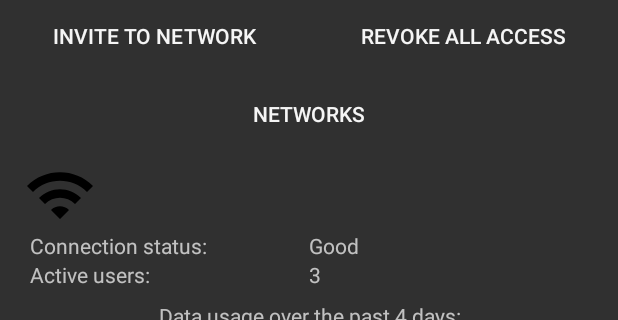
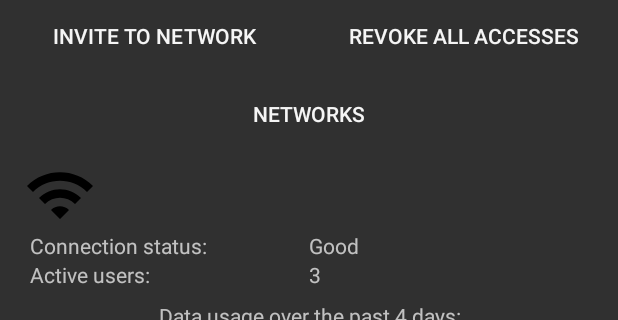
Before and after one commit to Pratted/wifi_project, an Android app: the ContactActivity screen opened directly, with no data from a screen before it, on a phone screen of 412 x 824 dp, the part 84-404 px from its top. Run offline under Robolectric (Android 15) with nearby library versions, the phone set to English and light mode, and no system bars; libraries missing offline, so code that uses them is left out: com.afollestad.materialdialogs, com.jjoe64.graphview, net.cachapa.expandablelayout; plain views replace ExpandableLayout, GraphView; network calls fail; 18 statements that could not run were skipped.

Commit message:
ContactActvity update in progress

```diff
--- a/client/app/src/main/java/com/example/eric/wishare/ContactActivity.java
+++ b/client/app/src/main/java/com/example/eric/wishare/ContactActivity.java
@@ -1,8 +1,13 @@
 package com.example.eric.wishare;
 
+import android.content.BroadcastReceiver;
+import android.content.Context;
+import android.content.Intent;
+import android.content.IntentFilter;
 import android.net.wifi.WifiConfiguration;
 import android.os.Build;
 import android.support.annotation.NonNull;
+import android.support.v4.content.LocalBroadcastManager;
 import android.support.v7.app.AppCompatActivity;
 import android.os.Bundle;
 import android.view.MenuItem;
@@ -10,6 +15,7 @@ import android.view.View;
 import android.widget.Button;
 import android.widget.LinearLayout;
 import android.widget.ScrollView;
+import android.widget.Toast;
 
 import com.afollestad.materialdialogs.DialogAction;
 import com.afollestad.materialdialogs.MaterialDialog;
@@ -19,12 +25,8 @@ import com.example.eric.wishare.model.WiConfiguration;
 import com.example.eric.wishare.model.WiContact;
 import com.example.eric.wishare.model.messaging.WiRevokeAccessDataMessage;
 import com.example.eric.wishare.view.WiContactSharedNetworkListView;
-import com.example.eric.wishare.view.WiInvitableContactsView;
-import com.example.eric.wishare.view.WiPermittedContactsView;
 
 import java.util.ArrayList;
-import java.util.List;
-import java.util.function.Predicate;
 
 public class ContactActivity extends AppCompatActivity {
     private ScrollView mNetworkScrollView;
@@ -32,7 +34,6 @@ public class ContactActivity extends AppCompatActivity {
 
     private WiContact mContact;
 
-    private Button btnRevokeAllAccess;
     private Button btnInviteContactToNetwork;
     private Button btnRevokeSelectiveAccess;
     private Button btnHideCheckBoxes;
@@ -50,6 +51,9 @@ public class ContactActivity extends AppCompatActivity {
         super.onCreate(savedInstanceState);
         setContentView(R.layout.activity_contact);
 
+        LocalBroadcastManager.getInstance(this).registerReceiver(
+                mConfigReceiver, new IntentFilter(WiUtils.ACTIVITY_CONTACT));
+
         mContact = getIntent().getExtras().getParcelable("contact");
 
         try {
@@ -64,11 +68,6 @@ public class ContactActivity extends AppCompatActivity {
             System.out.println("SET TITLE NULL POINTER IN CONTACT ACTIVITY");
         }
 
-//        ((TextView) findViewById(R.id.tv_contact_number)).setText(contact.getPhone());
-//        ((TextView) findViewById(R.id.tv_permitted_networks)).setText("Networks " + contact.getName() + " has access to:");
-
-//        mNetworkManager = WiNetworkManager.getInstance();
-
         mContactSharedNetworkList = findViewById(R.id.contactNetworkList);
         mHiddenLayout = findViewById(R.id.ll_hidden_btn_layout);
 
@@ -81,13 +80,23 @@ public class ContactActivity extends AppCompatActivity {
             mContactSharedNetworkList.addSharedNetwork(config);
         }
 
-        btnRevokeAllAccess = findViewById(R.id.btn_revoke_all_access);
         btnInviteContactToNetwork = findViewById(R.id.btn_invite_contact_to_network);
 
-        btnRevokeAllAccess.setOnClickListener(revokeAllAccess());
+        findViewById(R.id.btn_revoke_all_access).setOnClickListener(revokeAllAccess());
+//        findViewById(R.id.contactNetworkList).setOnClickListener(reload());
         mInviteToNetwork = new WiInviteContactToNetworkDialog(this, mContact, btnInviteContactToNetwork);
         mInviteToNetwork.setOnInviteClickListener(onInviteClick());
     }
+
+    private BroadcastReceiver mConfigReceiver = new BroadcastReceiver() {
+        @Override
+        public void onReceive(Context context, Intent intent) {
+            // Get extra data included in the Intent
+            WiConfiguration config = intent.getParcelableExtra("config");
+            //tvStatus.setText(message);
+            reload();
+        }
+    };
 
     private WiInviteContactToNetworkDialog.OnInviteClickListener onInviteClick() {
         return new WiInviteContactToNetworkDialog.OnInviteClickListener() {
@@ -98,6 +107,16 @@ public class ContactActivity extends AppCompatActivity {
             }
         };
     }
+
+    private void reload() {
+        for(WiConfiguration config : mContact.getPermittedNetworks()) {
+            if(!mContactSharedNetworkList.contains(config)) {
+                mContactSharedNetworkList.addSharedNetwork(config);
+            }
+        }
+        Toast.makeText(getApplicationContext(), "Networks refreshed.", Toast.LENGTH_SHORT).show();
+    }
+
     public MaterialDialog.SingleButtonCallback removeAllNetworks(){
         return new MaterialDialog.SingleButtonCallback() {
             @Override
--- a/client/app/src/main/java/com/example/eric/wishare/WiSQLiteDatabase.java
+++ b/client/app/src/main/java/com/example/eric/wishare/WiSQLiteDatabase.java
@@ -31,7 +31,6 @@ public class WiSQLiteDatabase extends SQLiteOpenHelper {
     public static class TABLE_CONTACTS {
         public static final String COL_NAME = "name";
         public static final String COL_PHONE = "phone";
-        public static final String COL_DATE_CREATED = "date_created";
         public static final String TABLE_NAME = "SynchronizedContacts";
     }
 
@@ -260,7 +259,7 @@ public class WiSQLiteDatabase extends SQLiteOpenHelper {
         });
     }
 
-    public synchronized void insertPermittedContact(final WiConfiguration config, final WiContact contact){
+    public synchronized void insertPermittedContact(final WiContact contact, final WiConfiguration config){
         getWritableDatabase(new OnDBReadyListener() {
             @Override
             public void onDBReady(SQLiteDatabase theDB) {
--- a/client/app/src/main/java/com/example/eric/wishare/dialog/WiInviteContactToNetworkDialog.java
+++ b/client/app/src/main/java/com/example/eric/wishare/dialog/WiInviteContactToNetworkDialog.java
@@ -6,6 +6,7 @@ import android.support.annotation.NonNull;
 import android.util.Log;
 import android.view.View;
 import android.widget.Button;
+import android.widget.Toast;
 
 import com.afollestad.materialdialogs.MaterialDialog;
 import com.afollestad.materialdialogs.DialogAction;
@@ -33,7 +34,6 @@ public class WiInviteContactToNetworkDialog extends WiDialog {
     private WiCreateInvitationDialog mCreateInvitationDialog;
     private Context mContext;
 
-
     public interface OnInviteClickListener {
         void onInviteClick(WiConfiguration config);
     }
@@ -41,7 +41,7 @@ public class WiInviteContactToNetworkDialog extends WiDialog {
     public WiInviteContactToNetworkDialog(Context context, WiContact contact, Button btnAddContactToNetwork) {
         super(context);
         mContext = context.getApplicationContext();
-        mContact = contact;
+        mContact = WiContactList.getInstance(context.getApplicationContext()).getContactByPhone(contact.getPhone());
         System.out.println("Contact name: " + mContact.getName());
 
         mNetworkManager = WiNetworkManager.getInstance(context.getApplicationContext());
@@ -125,7 +125,7 @@ public class WiInviteContactToNetworkDialog extends WiDialog {
                 mCreateInvitationDialog.setOnInvitationCreatedListener(new WiCreateInvitationDialog.OnInvitationCreatedListener() {
                     @Override
                     public void onInvitationCreated(WiInvitation invitation) {
-                        for (WiConfiguration config : getSelectedNetworks(indices)) {
+                        for (final WiConfiguration config : getSelectedNetworks(indices)) {
                             Log.d(TAG, "config id: " + config.getSSID());
                             invitation.networkName = config.getSSID();
                             invitation.setWiConfiguration(config);
@@ -144,7 +144,9 @@ public class WiInviteContactToNetworkDialog extends WiDialog {
                                 }
                             };
                             WiDataMessageController.getInstance(context.get().getApplicationContext()).send(msg);
-                            listener.onInviteClick(config);
+                            String toastText = mContact.getName() + " has been invited to " + config.getSSID();
+                            Toast.makeText(context.get(), toastText, Toast.LENGTH_LONG).show();
+//                            listener.onInviteClick(config);
                         }
                     }
                 });
--- a/client/app/src/main/java/com/example/eric/wishare/model/WiContact.java
+++ b/client/app/src/main/java/com/example/eric/wishare/model/WiContact.java
@@ -67,7 +67,7 @@ public class WiContact implements Parcelable{
     }
 
     public List<WiConfiguration> getPermittedNetworks(){
-        return new ArrayList<WiConfiguration>(mPermittedNetworks.values());
+        return new ArrayList<>(mPermittedNetworks.values());
     }
 
     public static final Creator<WiContact> CREATOR = new Creator<WiContact>() {
@@ -143,7 +143,6 @@ public class WiContact implements Parcelable{
         return vals;
     }
 
-
     public void grantAccess(WiConfiguration config) {
         mPermittedNetworks.put(config.SSID, config);
     }
--- a/client/app/src/main/java/com/example/eric/wishare/view/WiContactSharedNetworkListView.java
+++ b/client/app/src/main/java/com/example/eric/wishare/view/WiContactSharedNetworkListView.java
@@ -6,21 +6,20 @@ import android.database.sqlite.SQLiteDatabase;
 import android.support.annotation.NonNull;
 import android.support.annotation.Nullable;
 import android.util.AttributeSet;
+import android.util.Log;
 import android.view.View;
 import android.widget.Button;
 import android.widget.CheckBox;
 import android.widget.CompoundButton;
 import android.widget.LinearLayout;
 import android.widget.TextView;
+import android.widget.Toast;
 
 import com.afollestad.materialdialogs.DialogAction;
 import com.afollestad.materialdialogs.MaterialDialog;
-import com.example.eric.wishare.ContactActivity;
 import com.example.eric.wishare.R;
 import com.example.eric.wishare.WiSQLiteDatabase;
-import com.example.eric.wishare.WiUtils;
 import com.example.eric.wishare.model.WiConfiguration;
-import com.example.eric.wishare.R;
 import com.example.eric.wishare.model.*;
 import com.jjoe64.graphview.GraphView;
 import com.jjoe64.graphview.GridLabelRenderer;
@@ -30,6 +29,7 @@ import com.jjoe64.graphview.series.LineGraphSeries;
 import net.cachapa.expandablelayout.ExpandableLayout;
 
 import java.util.ArrayList;
+import java.util.List;
 
 public class WiContactSharedNetworkListView extends LinearLayout {
 
@@ -38,13 +38,12 @@ public class WiContactSharedNetworkListView extends LinearLayout {
 
     private LinearLayout mSharedNetworkListItems;
 
-    private ArrayList<WiContactSharedNetworkListViewItem> mSharedNetworks;
+    private List<WiContactSharedNetworkListViewItem> mSharedNetworkListItem;
+    private List<WiConfiguration> mSharedNetworks;
 
     public interface OnCheckBoxVisibleListener {
         void onCheckBoxVisible();
     }
-
-//    public interface
 
     private OnCheckBoxVisibleListener listener;
 
@@ -67,10 +66,13 @@ public class WiContactSharedNetworkListView extends LinearLayout {
     public void init() {
         inflate(getContext(), R.layout.layout_contact_shared_network_list, this);
 
+        mSharedNetworkListItem = new ArrayList<>();
         mSharedNetworks = new ArrayList<>();
 
         mSelectAll = findViewById(R.id.cb_select_all_networks);
-        mNetworkLabel = findViewById(R.id.btn_sort_networks);
+        mNetworkLabel = findViewById(R.id.btn_refresh_networks);
+
+//        mNetworkLabel.setOnClickListener(refreshListView());
 
         mSharedNetworkListItems = findViewById(R.id.ll_network_list_items);
 
@@ -78,11 +80,20 @@ public class WiContactSharedNetworkListView extends LinearLayout {
         mSelectAll.setOnCheckedChangeListener(onSelect());
     }
 
+    private OnClickListener refreshListView() {
+        return new OnClickListener() {
+            @Override
+            public void onClick(View v) {
+                Toast.makeText(getContext(), "Networks refreshed.", Toast.LENGTH_SHORT).show();
+            }
+        };
+    }
+
     private CompoundButton.OnCheckedChangeListener onSelect() {
         return new CompoundButton.OnCheckedChangeListener() {
             @Override
             public void onCheckedChanged(CompoundButton buttonView, boolean isChecked) {
-                for(WiContactSharedNetworkListViewItem network : mSharedNetworks) {
+                for(WiContactSharedNetworkListViewItem network : mSharedNetworkListItem) {
                     network.mCheckBox.setChecked(isChecked);
                 }
             }
@@ -91,7 +102,7 @@ public class WiContactSharedNetworkListView extends LinearLayout {
 
     public void populateNetworks(Context context, WiContact contact){
         SQLiteDatabase db = WiSQLiteDatabase.getInstance(context.getApplicationContext()).getReadableDatabase();
-        Cursor cur = db.rawQuery("SELECT * FROM PermittedContacts NATURAL JOIN SynchronizedContacts WHERE(phone=?)", new String[]{contact.getPhone()});
+        Cursor cur = db.rawQuery("SELECT * FROM PermittedContacts NATURAL JOIN SynchronizedContacts WHERE (phone=?)", new String[]{contact.getPhone()});
 
         if (cur != null && cur.moveToFirst()) {
             do {
@@ -101,6 +112,7 @@ public class WiContactSharedNetworkListView extends LinearLayout {
                         cur.getString(cur.getColumnIndex("network_id")));
 
                 addSharedNetwork(config);
+                Log.d("SharedNetworkList", config.getSSID() + " added");
             } while (cur.moveToNext());
         }
         cur.close();
@@ -109,13 +121,17 @@ public class WiContactSharedNetworkListView extends LinearLayout {
     public void addSharedNetwork(WiConfiguration config) {
         WiContactSharedNetworkListViewItem item = new WiContactSharedNetworkListViewItem(getContext(), config);
 
-        mSharedNetworks.add(item);
+        mSharedNetworks.add(config);
         mSharedNetworkListItems.addView(item);
+    }
+
+    public boolean contains(WiConfiguration configuration) {
+        return mSharedNetworks.contains(configuration);
     }
 
     public void showAllCheckBoxes() {
         mSelectAll.setVisibility(VISIBLE);
-        for(WiContactSharedNetworkListViewItem child : mSharedNetworks) {
+        for(WiContactSharedNetworkListViewItem child : mSharedNetworkListItem) {
             child.mCheckBox.setVisibility(VISIBLE);
         }
     }
@@ -124,18 +140,16 @@ public class WiContactSharedNetworkListView extends LinearLayout {
         mSelectAll.setVisibility(GONE);
         mSelectAll.setChecked(false);
 
-        for(WiContactSharedNetworkListViewItem child : mSharedNetworks) {
+        for(WiContactSharedNetworkListViewItem child : mSharedNetworkListItem) {
             child.mCheckBox.setVisibility(GONE);
             child.mCheckBox.setChecked(false);
         }
     }
 
     public void hideSelectedNetworks() {
-        int networks = 0;
-        for(WiContactSharedNetworkListViewItem network : mSharedNetworks) {
+        for(WiContactSharedNetworkListViewItem network : mSharedNetworkListItem) {
             System.out.println("Checkbox: " + network.getCheckBoxStatus());
             if(network.getCheckBoxStatus()) {
-                networks++;
                 network.hide();
             }
         }
@@ -146,7 +160,7 @@ public class WiContactSharedNetworkListView extends LinearLayout {
         return new MaterialDialog.SingleButtonCallback() {
             @Override
             public void onClick(@NonNull MaterialDialog dialog, @NonNull DialogAction which) {
-                for(WiContactSharedNetworkListViewItem network : mSharedNetworks) {
+                for(WiContactSharedNetworkListViewItem network : mSharedNetworkListItem) {
                     network.hide();
                 }
             }
--- a/client/app/src/main/res/layout/activity_contact.xml
+++ b/client/app/src/main/res/layout/activity_contact.xml
@@ -21,7 +21,7 @@
             android:layout_height="wrap_content"
             android:layout_weight="1"
             android:background="@drawable/ripple"
-            android:text="Invite to network" />
+            android:text="@string/btn_invite_to_network" />
 
         <Button
             android:id="@+id/btn_revoke_all_access"
@@ -30,7 +30,7 @@
             android:layout_height="wrap_content"
             android:layout_weight="1"
             android:background="@drawable/ripple"
-            android:text="Revoke all access" />
+            android:text="@string/btn_revoke_all_accesses" />
     </LinearLayout>
 
     <LinearLayout
@@ -92,7 +92,7 @@
                     android:visibility="gone"
                     style="@drawable/ripple"
                     android:background="@drawable/ripple"
-                    android:text="Cancel"/>
+                    android:text="@string/btn_cancel"/>
 
                 <Button
                     android:id="@+id/btn_revoke_selective_access"
@@ -101,7 +101,7 @@
                     android:layout_weight="1"
                     android:visibility="gone"
                     android:background="@drawable/ripple"
-                    android:text="Revoke Access"/>
+                    android:text="@string/btn_revoke_selective_access"/>
 
             </LinearLayout>
         </LinearLayout>
--- a/client/app/src/main/res/layout/layout_contact_shared_network_list.xml
+++ b/client/app/src/main/res/layout/layout_contact_shared_network_list.xml
@@ -2,7 +2,6 @@
 <LinearLayout xmlns:android="http://schemas.android.com/apk/res/android"
     android:layout_width="match_parent"
     android:layout_height="wrap_content"
-    xmlns:app="http://schemas.android.com/apk/res-auto"
     android:orientation="vertical">
 
     <LinearLayout
@@ -20,10 +19,10 @@
             style="@drawable/ripple"/>
 
         <Button
-            android:id="@+id/btn_sort_networks"
+            android:id="@+id/btn_refresh_networks"
             android:layout_width="match_parent"
             android:layout_height="wrap_content"
-            android:text="Networks"
+            android:text="@string/btn_refresh_networks"
             android:background="@drawable/ripple"
             style="@drawable/ripple"/>
     </LinearLayout>
--- a/client/app/src/main/res/values/strings.xml
+++ b/client/app/src/main/res/values/strings.xml
@@ -11,6 +11,11 @@
     <string name="tv_change_password">Change Password</string>
     <string name="btn_show_notification">Show Notification</string>
     <string name="edit_text_search_bar_hint">Search contacts...</string>
+    <string name="btn_refresh_networks">Networks</string>
+    <string name="btn_invite_to_network">Invite to network</string>
+    <string name="btn_revoke_all_accesses">Revoke all accesses</string>
+    <string name="btn_revoke_selective_access">Revoke Access</string>
+    <string name="btn_cancel">Cancel</string>
 
     <string-array name="time_limits">
         <item>Never</item>
```
Also changed, not shown: client/app/src/main/java/com/example/eric/wishare/WiMessagingService.java (+16 -6 lines), client/app/src/main/java/com/example/eric/wishare/model/WiConfiguration.java (+9 -0 lines).
